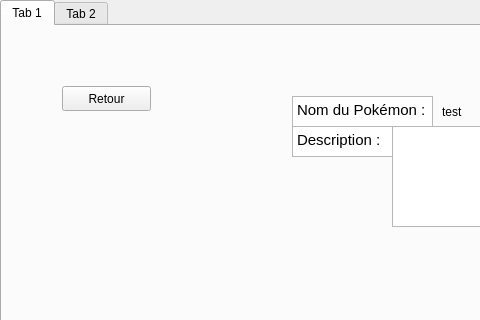
Senqen/GestionPokemon, file PokeGestion/gestion_page.ui: the form before one commit; both pictures show x 0 to 480 and y 0 to 320 of the 800 by 600 pixel window.
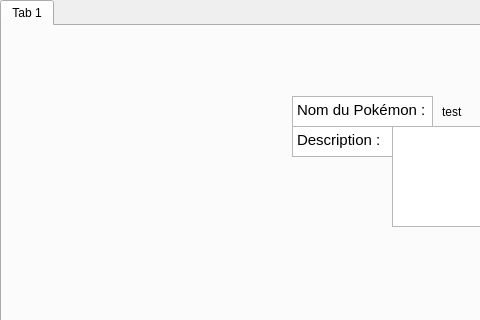
The form after the commit.

Patch:
```diff
--- a/PokeGestion/gestion_page.ui
+++ b/PokeGestion/gestion_page.ui
@@ -30,19 +30,6 @@
      <attribute name="title">
       <string>Tab 1</string>
      </attribute>
-     <widget class="QPushButton" name="pushButton_2">
-      <property name="geometry">
-       <rect>
-        <x>60</x>
-        <y>60</y>
-        <width>89</width>
-        <height>25</height>
-       </rect>
-      </property>
-      <property name="text">
-       <string>Retour</string>
-      </property>
-     </widget>
      <widget class="QTextBrowser" name="textBrowser_2">
       <property name="geometry">
        <rect>
@@ -185,11 +172,6 @@
       </property>
      </widget>
     </widget>
-    <widget class="QWidget" name="tab_3">
-     <attribute name="title">
-      <string>Tab 2</string>
-     </attribute>
-    </widget>
    </widget>
   </widget>
   <widget class="QMenuBar" name="menubar">
```
